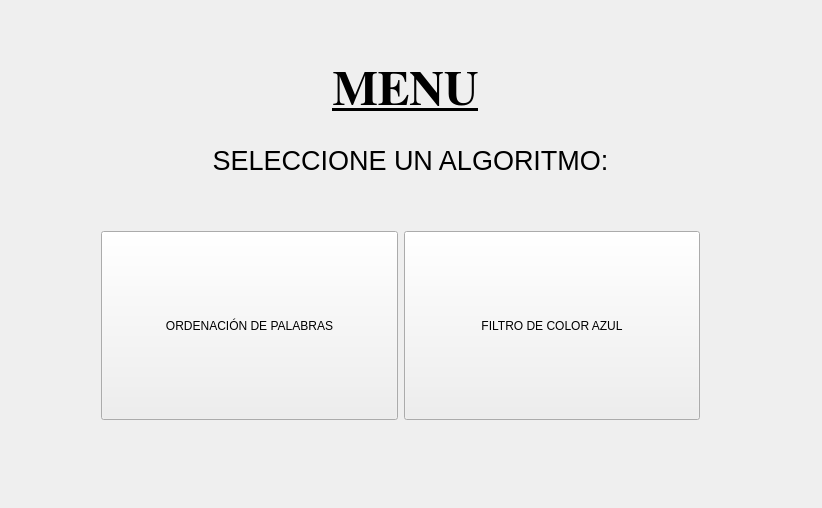
DanielGarcia9/Pract3_ARCO, file Pract3/mainwindow.ui: the form before one commit.
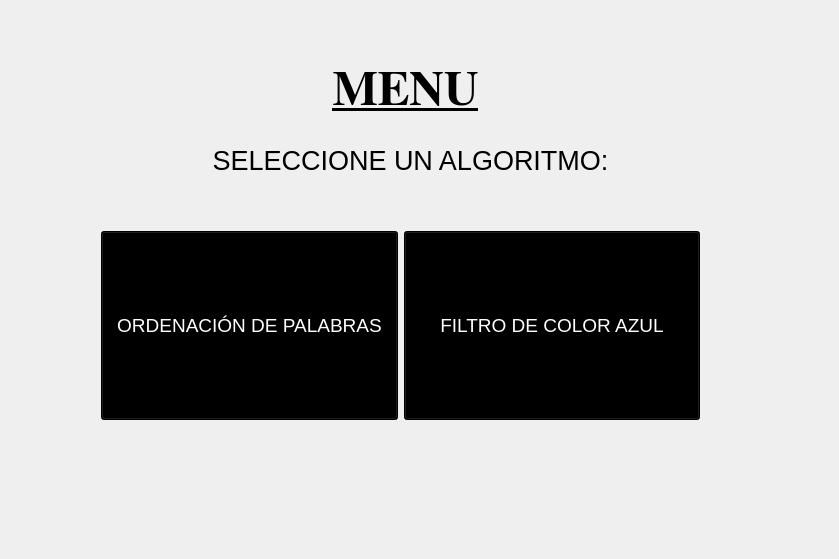
The form after the commit.

The edit to the form file:
```diff
--- a/Pract3/mainwindow.ui
+++ b/Pract3/mainwindow.ui
@@ -6,8 +6,8 @@
    <rect>
     <x>0</x>
     <y>0</y>
-    <width>822</width>
-    <height>508</height>
+    <width>839</width>
+    <height>559</height>
    </rect>
   </property>
   <property name="windowTitle">
@@ -80,9 +80,439 @@
          <verstretch>0</verstretch>
         </sizepolicy>
        </property>
+       <property name="palette">
+        <palette>
+         <active>
+          <colorrole role="WindowText">
+           <brush brushstyle="SolidPattern">
+            <color alpha="255">
+             <red>255</red>
+             <green>255</green>
+             <blue>255</blue>
+            </color>
+           </brush>
+          </colorrole>
+          <colorrole role="Button">
+           <brush brushstyle="SolidPattern">
+            <color alpha="255">
+             <red>0</red>
+             <green>0</green>
+             <blue>0</blue>
+            </color>
+           </brush>
+          </colorrole>
+          <colorrole role="Light">
+           <brush brushstyle="SolidPattern">
+            <color alpha="255">
+             <red>0</red>
+             <green>0</green>
+             <blue>0</blue>
+            </color>
+           </brush>
+          </colorrole>
+          <colorrole role="Midlight">
+           <brush brushstyle="SolidPattern">
+            <color alpha="255">
+             <red>0</red>
+             <green>0</green>
+             <blue>0</blue>
+            </color>
+           </brush>
+          </colorrole>
+          <colorrole role="Dark">
+           <brush brushstyle="SolidPattern">
+            <color alpha="255">
+             <red>0</red>
+             <green>0</green>
+             <blue>0</blue>
+            </color>
+           </brush>
+          </colorrole>
+          <colorrole role="Mid">
+           <brush brushstyle="SolidPattern">
+            <color alpha="255">
+             <red>0</red>
+             <green>0</green>
+             <blue>0</blue>
+            </color>
+           </brush>
+          </colorrole>
+          <colorrole role="Text">
+           <brush brushstyle="SolidPattern">
+            <color alpha="255">
+             <red>255</red>
+             <green>255</green>
+             <blue>255</blue>
+            </color>
+           </brush>
+          </colorrole>
+          <colorrole role="BrightText">
+           <brush brushstyle="SolidPattern">
+            <color alpha="255">
+             <red>255</red>
+             <green>255</green>
+             <blue>255</blue>
+            </color>
+           </brush>
+          </colorrole>
+          <colorrole role="ButtonText">
+           <brush brushstyle="SolidPattern">
+            <color alpha="255">
+             <red>255</red>
+             <green>255</green>
+             <blue>255</blue>
+            </color>
+           </brush>
+          </colorrole>
+          <colorrole role="Base">
+           <brush brushstyle="SolidPattern">
+            <color alpha="255">
+             <red>0</red>
+             <green>0</green>
+             <blue>0</blue>
+            </color>
+           </brush>
+          </colorrole>
+          <colorrole role="Window">
+           <brush brushstyle="SolidPattern">
+            <color alpha="255">
+             <red>0</red>
+             <green>0</green>
+             <blue>0</blue>
+            </color>
+           </brush>
+          </colorrole>
+          <colorrole role="Shadow">
+           <brush brushstyle="SolidPattern">
+            <color alpha="255">
+             <red>0</red>
+             <green>0</green>
+             <blue>0</blue>
+            </color>
+           </brush>
+          </colorrole>
+          <colorrole role="AlternateBase">
+           <brush brushstyle="SolidPattern">
+            <color alpha="255">
+             <red>0</red>
+             <green>0</green>
+             <blue>0</blue>
+            </color>
+           </brush>
+          </colorrole>
+          <colorrole role="ToolTipBase">
+           <brush brushstyle="SolidPattern">
+            <color alpha="255">
+             <red>255</red>
+             <green>255</green>
+             <blue>220</blue>
+            </color>
+           </brush>
+          </colorrole>
+          <colorrole role="ToolTipText">
+           <brush brushstyle="SolidPattern">
+            <color alpha="255">
+             <red>0</red>
+             <green>0</green>
+             <blue>0</blue>
+            </color>
+           </brush>
+          </colorrole>
+         </active>
+         <inactive>
+          <colorrole role="WindowText">
+           <brush brushstyle="SolidPattern">
+            <color alpha="255">
+             <red>255</red>
+             <green>255</green>
+             <blue>255</blue>
+            </color>
+           </brush>
+          </colorrole>
+          <colorrole role="Button">
+           <brush brushstyle="SolidPattern">
+            <color alpha="255">
+             <red>0</red>
+             <green>0</green>
+             <blue>0</blue>
+            </color>
+           </brush>
+          </colorrole>
+          <colorrole role="Light">
+           <brush brushstyle="SolidPattern">
+            <color alpha="255">
+             <red>0</red>
+             <green>0</green>
+             <blue>0</blue>
+            </color>
+           </brush>
+          </colorrole>
+          <colorrole role="Midlight">
+           <brush brushstyle="SolidPattern">
+            <color alpha="255">
+             <red>0</red>
+             <green>0</green>
+             <blue>0</blue>
+            </color>
+           </brush>
+          </colorrole>
+          <colorrole role="Dark">
+           <brush brushstyle="SolidPattern">
+            <color alpha="255">
+             <red>0</red>
+             <green>0</green>
+             <blue>0</blue>
+            </color>
+           </brush>
+          </colorrole>
+          <colorrole role="Mid">
+           <brush brushstyle="SolidPattern">
+            <color alpha="255">
+             <red>0</red>
+             <green>0</green>
+             <blue>0</blue>
+            </color>
+           </brush>
+          </colorrole>
+          <colorrole role="Text">
+           <brush brushstyle="SolidPattern">
+            <color alpha="255">
+             <red>255</red>
+             <green>255</green>
+             <blue>255</blue>
+            </color>
+           </brush>
+          </colorrole>
+          <colorrole role="BrightText">
+           <brush brushstyle="SolidPattern">
+            <color alpha="255">
+             <red>255</red>
+             <green>255</green>
+             <blue>255</blue>
+            </color>
+           </brush>
+          </colorrole>
+          <colorrole role="ButtonText">
+           <brush brushstyle="SolidPattern">
+            <color alpha="255">
+             <red>255</red>
+             <green>255</green>
+             <blue>255</blue>
+            </color>
+           </brush>
+          </colorrole>
+          <colorrole role="Base">
+           <brush brushstyle="SolidPattern">
+            <color alpha="255">
+             <red>0</red>
+             <green>0</green>
+             <blue>0</blue>
+            </color>
+           </brush>
+          </colorrole>
+          <colorrole role="Window">
+           <brush brushstyle="SolidPattern">
+            <color alpha="255">
+             <red>0</red>
+             <green>0</green>
+             <blue>0</blue>
+            </color>
+           </brush>
+          </colorrole>
+          <colorrole role="Shadow">
+           <brush brushstyle="SolidPattern">
+            <color alpha="255">
+             <red>0</red>
+             <green>0</green>
+             <blue>0</blue>
+            </color>
+           </brush>
+          </colorrole>
+          <colorrole role="AlternateBase">
+           <brush brushstyle="SolidPattern">
+            <color alpha="255">
+             <red>0</red>
+             <green>0</green>
+             <blue>0</blue>
+            </color>
+           </brush>
+          </colorrole>
+          <colorrole role="ToolTipBase">
+           <brush brushstyle="SolidPattern">
+            <color alpha="255">
+             <red>255</red>
+             <green>255</green>
+             <blue>220</blue>
+            </color>
+           </brush>
+          </colorrole>
+          <colorrole role="ToolTipText">
+           <brush brushstyle="SolidPattern">
+            <color alpha="255">
+             <red>0</red>
+             <green>0</green>
+             <blue>0</blue>
+            </color>
+           </brush>
+          </colorrole>
+         </inactive>
+         <disabled>
+          <colorrole role="WindowText">
+           <brush brushstyle="SolidPattern">
+            <color alpha="255">
+             <red>0</red>
+             <green>0</green>
+             <blue>0</blue>
+            </color>
+           </brush>
+          </colorrole>
+          <colorrole role="Button">
+           <brush brushstyle="SolidPattern">
+            <color alpha="255">
+             <red>0</red>
+             <green>0</green>
+             <blue>0</blue>
+            </color>
+           </brush>
+          </colorrole>
+          <colorrole role="Light">
+           <brush brushstyle="SolidPattern">
+            <color alpha="255">
+             <red>0</red>
+             <green>0</green>
+             <blue>0</blue>
+            </color>
+           </brush>
+          </colorrole>
+          <colorrole role="Midlight">
+           <brush brushstyle="SolidPattern">
+            <color alpha="255">
+             <red>0</red>
+             <green>0</green>
+             <blue>0</blue>
+            </color>
+           </brush>
+          </colorrole>
+          <colorrole role="Dark">
+           <brush brushstyle="SolidPattern">
+            <color alpha="255">
+             <red>0</red>
+             <green>0</green>
+             <blue>0</blue>
+            </color>
+           </brush>
+          </colorrole>
+          <colorrole role="Mid">
+           <brush brushstyle="SolidPattern">
+            <color alpha="255">
+             <red>0</red>
+             <green>0</green>
+             <blue>0</blue>
+            </color>
+           </brush>
+          </colorrole>
+          <colorrole role="Text">
+           <brush brushstyle="SolidPattern">
+            <color alpha="255">
+             <red>0</red>
+             <green>0</green>
+             <blue>0</blue>
+            </color>
+           </brush>
+          </colorrole>
+          <colorrole role="BrightText">
+           <brush brushstyle="SolidPattern">
+            <color alpha="255">
+             <red>255</red>
+             <green>255</green>
+             <blue>255</blue>
+            </color>
+           </brush>
+          </colorrole>
+          <colorrole role="ButtonText">
+           <brush brushstyle="SolidPattern">
+            <color alpha="255">
+             <red>0</red>
+             <green>0</green>
+             <blue>0</blue>
+            </color>
+           </brush>
+          </colorrole>
+          <colorrole role="Base">
+           <brush brushstyle="SolidPattern">
+            <color alpha="255">
+             <red>0</red>
+             <green>0</green>
+             <blue>0</blue>
+            </color>
+           </brush>
+          </colorrole>
+          <colorrole role="Window">
+           <brush brushstyle="SolidPattern">
+            <color alpha="255">
+             <red>0</red>
+             <green>0</green>
+             <blue>0</blue>
+            </color>
+           </brush>
+          </colorrole>
+          <colorrole role="Shadow">
+           <brush brushstyle="SolidPattern">
+            <color alpha="255">
+             <red>0</red>
+             <green>0</green>
+             <blue>0</blue>
+            </color>
+           </brush>
+          </colorrole>
+          <colorrole role="AlternateBase">
+           <brush brushstyle="SolidPattern">
+            <color alpha="255">
+             <red>0</red>
+             <green>0</green>
+             <blue>0</blue>
+            </color>
+           </brush>
+          </colorrole>
+          <colorrole role="ToolTipBase">
+           <brush brushstyle="SolidPattern">
+            <color alpha="255">
+             <red>255</red>
+             <green>255</green>
+             <blue>220</blue>
+            </color>
+           </brush>
+          </colorrole>
+          <colorrole role="ToolTipText">
+           <brush brushstyle="SolidPattern">
+            <color alpha="255">
+             <red>0</red>
+             <green>0</green>
+             <blue>0</blue>
+            </color>
+           </brush>
+          </colorrole>
+         </disabled>
+        </palette>
+       </property>
+       <property name="font">
+        <font>
+         <pointsize>14</pointsize>
+         <underline>false</underline>
+        </font>
+       </property>
        <property name="text">
         <string>ORDENACIÓN DE PALABRAS</string>
        </property>
+       <property name="autoDefault">
+        <bool>false</bool>
+       </property>
+       <property name="default">
+        <bool>false</bool>
+       </property>
+       <property name="flat">
+        <bool>false</bool>
+       </property>
       </widget>
      </item>
      <item>
@@ -93,6 +523,426 @@
          <verstretch>0</verstretch>
         </sizepolicy>
        </property>
+       <property name="palette">
+        <palette>
+         <active>
+          <colorrole role="WindowText">
+           <brush brushstyle="SolidPattern">
+            <color alpha="255">
+             <red>255</red>
+             <green>255</green>
+             <blue>255</blue>
+            </color>
+           </brush>
+          </colorrole>
+          <colorrole role="Button">
+           <brush brushstyle="SolidPattern">
+            <color alpha="255">
+             <red>0</red>
+             <green>0</green>
+             <blue>0</blue>
+            </color>
+           </brush>
+          </colorrole>
+          <colorrole role="Light">
+           <brush brushstyle="SolidPattern">
+            <color alpha="255">
+             <red>0</red>
+             <green>0</green>
+             <blue>0</blue>
+            </color>
+           </brush>
+          </colorrole>
+          <colorrole role="Midlight">
+           <brush brushstyle="SolidPattern">
+            <color alpha="255">
+             <red>0</red>
+             <green>0</green>
+             <blue>0</blue>
+            </color>
+           </brush>
+          </colorrole>
+          <colorrole role="Dark">
+           <brush brushstyle="SolidPattern">
+            <color alpha="255">
+             <red>0</red>
+             <green>0</green>
+             <blue>0</blue>
+            </color>
+           </brush>
+          </colorrole>
+          <colorrole role="Mid">
+           <brush brushstyle="SolidPattern">
+            <color alpha="255">
+             <red>0</red>
+             <green>0</green>
+             <blue>0</blue>
+            </color>
+           </brush>
+          </colorrole>
+          <colorrole role="Text">
+           <brush brushstyle="SolidPattern">
+            <color alpha="255">
+             <red>255</red>
+             <green>255</green>
+             <blue>255</blue>
+            </color>
+           </brush>
+          </colorrole>
+          <colorrole role="BrightText">
+           <brush brushstyle="SolidPattern">
+            <color alpha="255">
+             <red>255</red>
+             <green>255</green>
+             <blue>255</blue>
+            </color>
+           </brush>
+          </colorrole>
+          <colorrole role="ButtonText">
+           <brush brushstyle="SolidPattern">
+            <color alpha="255">
+             <red>255</red>
+             <green>255</green>
+             <blue>255</blue>
+            </color>
+           </brush>
+          </colorrole>
+          <colorrole role="Base">
+           <brush brushstyle="SolidPattern">
+            <color alpha="255">
+             <red>0</red>
+             <green>0</green>
+             <blue>0</blue>
+            </color>
+           </brush>
+          </colorrole>
+          <colorrole role="Window">
+           <brush brushstyle="SolidPattern">
+            <color alpha="255">
+             <red>0</red>
+             <green>0</green>
+             <blue>0</blue>
+            </color>
+           </brush>
+          </colorrole>
+          <colorrole role="Shadow">
+           <brush brushstyle="SolidPattern">
+            <color alpha="255">
+             <red>0</red>
+             <green>0</green>
+             <blue>0</blue>
+            </color>
+           </brush>
+          </colorrole>
+          <colorrole role="AlternateBase">
+           <brush brushstyle="SolidPattern">
+            <color alpha="255">
+             <red>0</red>
+             <green>0</green>
+             <blue>0</blue>
+            </color>
+           </brush>
+          </colorrole>
+          <colorrole role="ToolTipBase">
+           <brush brushstyle="SolidPattern">
+            <color alpha="255">
+             <red>255</red>
+             <green>255</green>
+             <blue>220</blue>
+            </color>
+           </brush>
+          </colorrole>
+          <colorrole role="ToolTipText">
+           <brush brushstyle="SolidPattern">
+            <color alpha="255">
+             <red>0</red>
+             <green>0</green>
+             <blue>0</blue>
+            </color>
+           </brush>
+          </colorrole>
+         </active>
+         <inactive>
+          <colorrole role="WindowText">
+           <brush brushstyle="SolidPattern">
+            <color alpha="255">
+             <red>255</red>
+             <green>255</green>
+             <blue>255</blue>
+            </color>
+           </brush>
+          </colorrole>
+          <colorrole role="Button">
+           <brush brushstyle="SolidPattern">
+            <color alpha="255">
+             <red>0</red>
+             <green>0</green>
+             <blue>0</blue>
+            </color>
+           </brush>
+          </colorrole>
+          <colorrole role="Light">
+           <brush brushstyle="SolidPattern">
+            <color alpha="255">
+             <red>0</red>
+             <green>0</green>
+             <blue>0</blue>
+            </color>
+           </brush>
+          </colorrole>
+          <colorrole role="Midlight">
+           <brush brushstyle="SolidPattern">
+            <color alpha="255">
+             <red>0</red>
+             <green>0</green>
+             <blue>0</blue>
+            </color>
+           </brush>
+          </colorrole>
+          <colorrole role="Dark">
+           <brush brushstyle="SolidPattern">
+            <color alpha="255">
+             <red>0</red>
+             <green>0</green>
+             <blue>0</blue>
+            </color>
+           </brush>
+          </colorrole>
+          <colorrole role="Mid">
+           <brush brushstyle="SolidPattern">
+            <color alpha="255">
+             <red>0</red>
+             <green>0</green>
+             <blue>0</blue>
+            </color>
+           </brush>
+          </colorrole>
+          <colorrole role="Text">
+           <brush brushstyle="SolidPattern">
+            <color alpha="255">
+             <red>255</red>
+             <green>255</green>
+             <blue>255</blue>
+            </color>
+           </brush>
+          </colorrole>
+          <colorrole role="BrightText">
+           <brush brushstyle="SolidPattern">
+            <color alpha="255">
+             <red>255</red>
+             <green>255</green>
+             <blue>255</blue>
+            </color>
+           </brush>
+          </colorrole>
+          <colorrole role="ButtonText">
+           <brush brushstyle="SolidPattern">
+            <color alpha="255">
+             <red>255</red>
+             <green>255</green>
+             <blue>255</blue>
+            </color>
+           </brush>
+          </colorrole>
+          <colorrole role="Base">
+           <brush brushstyle="SolidPattern">
+            <color alpha="255">
+             <red>0</red>
+             <green>0</green>
+             <blue>0</blue>
+            </color>
+           </brush>
+          </colorrole>
+          <colorrole role="Window">
+           <brush brushstyle="SolidPattern">
+            <color alpha="255">
+             <red>0</red>
+             <green>0</green>
+             <blue>0</blue>
+            </color>
+           </brush>
+          </colorrole>
+          <colorrole role="Shadow">
+           <brush brushstyle="SolidPattern">
+            <color alpha="255">
+             <red>0</red>
+             <green>0</green>
+             <blue>0</blue>
+            </color>
+           </brush>
+          </colorrole>
+          <colorrole role="AlternateBase">
+           <brush brushstyle="SolidPattern">
+            <color alpha="255">
+             <red>0</red>
+             <green>0</green>
+             <blue>0</blue>
+            </color>
+           </brush>
+          </colorrole>
+          <colorrole role="ToolTipBase">
+           <brush brushstyle="SolidPattern">
+            <color alpha="255">
+             <red>255</red>
+             <green>255</green>
+             <blue>220</blue>
+            </color>
+           </brush>
+          </colorrole>
+          <colorrole role="ToolTipText">
+           <brush brushstyle="SolidPattern">
+            <color alpha="255">
+             <red>0</red>
+             <green>0</green>
+             <blue>0</blue>
+            </color>
+           </brush>
+          </colorrole>
+         </inactive>
+         <disabled>
+          <colorrole role="WindowText">
+           <brush brushstyle="SolidPattern">
+            <color alpha="255">
+             <red>0</red>
+             <green>0</green>
+             <blue>0</blue>
+            </color>
+           </brush>
+          </colorrole>
+          <colorrole role="Button">
+           <brush brushstyle="SolidPattern">
+            <color alpha="255">
+             <red>0</red>
+             <green>0</green>
+             <blue>0</blue>
+            </color>
+           </brush>
+          </colorrole>
+          <colorrole role="Light">
+           <brush brushstyle="SolidPattern">
+            <color alpha="255">
+             <red>0</red>
+             <green>0</green>
+             <blue>0</blue>
+            </color>
+           </brush>
+          </colorrole>
+          <colorrole role="Midlight">
+           <brush brushstyle="SolidPattern">
+            <color alpha="255">
+             <red>0</red>
+             <green>0</green>
+             <blue>0</blue>
+            </color>
+           </brush>
+          </colorrole>
+          <colorrole role="Dark">
+           <brush brushstyle="SolidPattern">
+            <color alpha="255">
+             <red>0</red>
+             <green>0</green>
+             <blue>0</blue>
+            </color>
+           </brush>
+          </colorrole>
+          <colorrole role="Mid">
+           <brush brushstyle="SolidPattern">
+            <color alpha="255">
+             <red>0</red>
+             <green>0</green>
+             <blue>0</blue>
+            </color>
+           </brush>
+          </colorrole>
+          <colorrole role="Text">
+           <brush brushstyle="SolidPattern">
+            <color alpha="255">
+             <red>0</red>
+             <green>0</green>
+             <blue>0</blue>
+            </color>
+           </brush>
+          </colorrole>
+          <colorrole role="BrightText">
+           <brush brushstyle="SolidPattern">
+            <color alpha="255">
+             <red>255</red>
+             <green>255</green>
+             <blue>255</blue>
+            </color>
+           </brush>
+          </colorrole>
+          <colorrole role="ButtonText">
+           <brush brushstyle="SolidPattern">
+            <color alpha="255">
+             <red>0</red>
+             <green>0</green>
+             <blue>0</blue>
+            </color>
+           </brush>
+          </colorrole>
+          <colorrole role="Base">
+           <brush brushstyle="SolidPattern">
+            <color alpha="255">
+             <red>0</red>
+             <green>0</green>
+             <blue>0</blue>
+            </color>
+           </brush>
+          </colorrole>
+          <colorrole role="Window">
+           <brush brushstyle="SolidPattern">
+            <color alpha="255">
+             <red>0</red>
+             <green>0</green>
+             <blue>0</blue>
+            </color>
+           </brush>
+          </colorrole>
+          <colorrole role="Shadow">
+           <brush brushstyle="SolidPattern">
+            <color alpha="255">
+             <red>0</red>
+             <green>0</green>
+             <blue>0</blue>
+            </color>
+           </brush>
+          </colorrole>
+          <colorrole role="AlternateBase">
+           <brush brushstyle="SolidPattern">
+            <color alpha="255">
+             <red>0</red>
+             <green>0</green>
+             <blue>0</blue>
+            </color>
+           </brush>
+          </colorrole>
+          <colorrole role="ToolTipBase">
+           <brush brushstyle="SolidPattern">
+            <color alpha="255">
+             <red>255</red>
+             <green>255</green>
+             <blue>220</blue>
+            </color>
+           </brush>
+          </colorrole>
+          <colorrole role="ToolTipText">
+           <brush brushstyle="SolidPattern">
+            <color alpha="255">
+             <red>0</red>
+             <green>0</green>
+             <blue>0</blue>
+            </color>
+           </brush>
+          </colorrole>
+         </disabled>
+        </palette>
+       </property>
+       <property name="font">
+        <font>
+         <pointsize>14</pointsize>
+        </font>
+       </property>
        <property name="text">
         <string>FILTRO DE COLOR AZUL</string>
        </property>
```
Left out of the diff: 1 changed line with no effect on the pictures.
